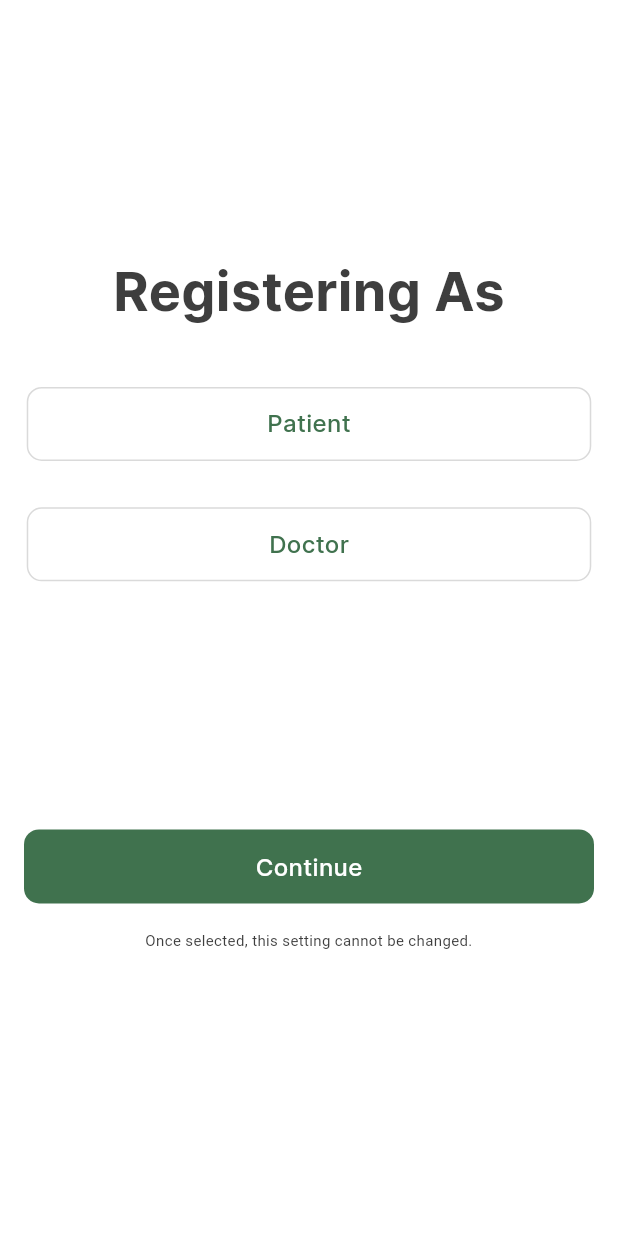
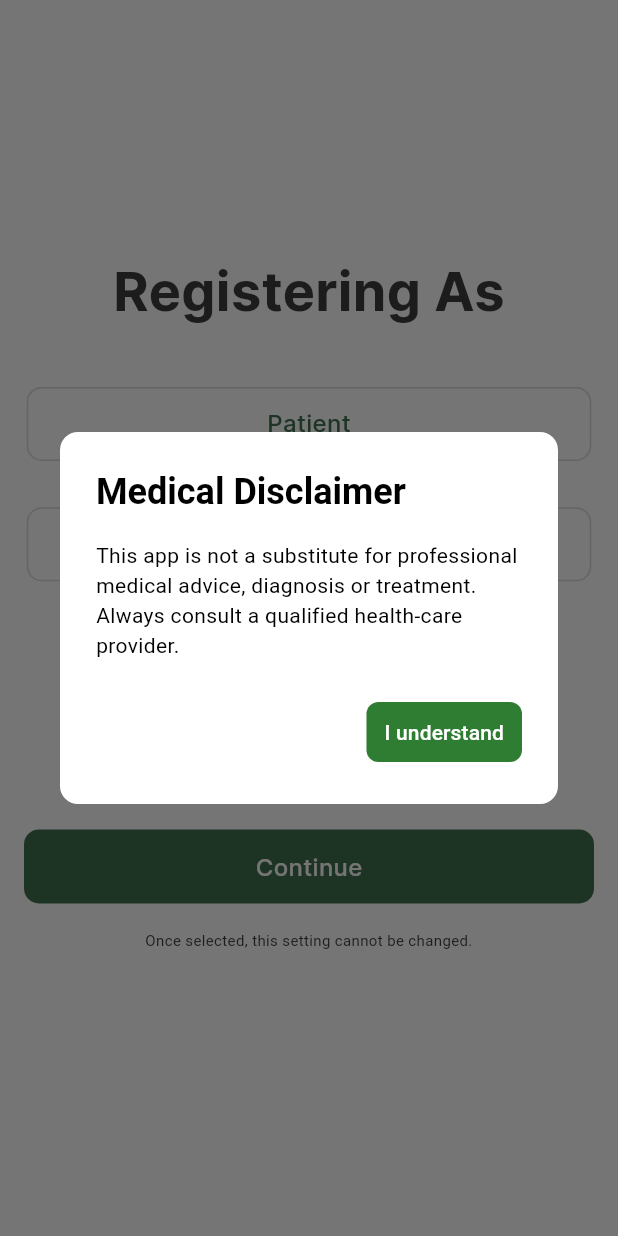
Before and after one commit to Ahmodiyy/medifirst, a Flutter app: the SelectCategoryScreen screen opened directly, on a phone screen of 412 x 824 dp. Run offline on Flutter 3.47's test engine with Material 3 defaults, Android fonts, the phone set to English and light mode, and no system bars; our stand-ins replace audioplayers, cloud_firestore, cloud_functions, country_code_picker, file_picker, firebase_auth and 18 more; missing offline and left inert: app_settings, nigerian_states_and_lga, paystack_for_flutter, zego_uikit_prebuilt_call, zego_uikit_signaling_plugin; accounts and stored records are empty; generated files the repository leaves out were written again.

Commit message:
disclaimer

```diff
--- a/lib/features/auth/presentation/screens/select_category_screen.dart
+++ b/lib/features/auth/presentation/screens/select_category_screen.dart
@@ -1,4 +1,3 @@
-import 'package:firebase_auth/firebase_auth.dart';
 import 'package:flutter/material.dart';
 import 'package:flutter_riverpod/flutter_riverpod.dart';
 import 'package:medifirst/core/constants/constants.dart';
@@ -10,10 +9,14 @@ import 'package:medifirst/features/auth/presentation/screens/sign_up_screen.dart
 import 'package:medifirst/features/auth/presentation/widgets/outline_category_button.dart';
 import 'package:shared_preferences/shared_preferences.dart';
 
-import '../../../home/presentation/screens/home_screen.dart';
+final disclaimerSeenProvider = FutureProvider<bool>((ref) async {
+  final prefs = await SharedPreferences.getInstance();
+  return prefs.getBool('disclaimerSeen') ?? false;
+});
 
 class SelectCategoryScreen extends ConsumerStatefulWidget {
   final bool isNewUser;
+
   const SelectCategoryScreen({super.key, required this.isNewUser});
 
   @override
@@ -24,6 +27,45 @@ class _SelectCategoryScreenState extends ConsumerState<SelectCategoryScreen> {
   bool hasSelected = false;
   String picked = '';
 
+  Future<void> _showDisclaimerDialog(
+      BuildContext context, WidgetRef ref) async {
+    final prefs = await SharedPreferences.getInstance();
+    if (!context.mounted) return;
+    await showDialog<void>(
+        context: context,
+        barrierDismissible: false,
+        builder: (_) => AlertDialog(
+              backgroundColor: Colors.white,
+              shape: RoundedRectangleBorder(
+                  borderRadius: BorderRadius.circular(12)),
+              title: const Text(
+                'Medical Disclaimer',
+                style:
+                    TextStyle(color: Colors.black, fontWeight: FontWeight.bold),
+              ),
+              content: const Text(
+                'This app is not a substitute for professional medical advice, '
+                'diagnosis or treatment. Always consult a qualified health-care provider.',
+                style: TextStyle(color: Colors.black),
+              ),
+              actions: [
+                TextButton(
+                  onPressed: () async {
+                    await prefs.setBool('disclaimerSeen', true);
+                    if (context.mounted) Navigator.of(context).pop();
+                  },
+                  style: TextButton.styleFrom(
+                    foregroundColor: Colors.white,
+                    backgroundColor: const Color(0xFF2E7D32), // green 700
+                    shape: RoundedRectangleBorder(
+                      borderRadius: BorderRadius.circular(8),
+                    ),
+                  ),
+                  child: const Text('I understand'),
+                ),
+              ],
+            ));
+  }
 
   void selectCategory(String category) async {
     final SharedPreferences prefs = await SharedPreferences.getInstance();
@@ -36,18 +78,32 @@ class _SelectCategoryScreenState extends ConsumerState<SelectCategoryScreen> {
   }
 
   Future<void> navigateToSignUpPage(BuildContext context, bool isNew) async {
-    if(isNew) {
+    if (isNew) {
       Navigator.push(context,
           MaterialPageRoute(builder: (context) => const SignUpScreen()));
-    } else{
+    } else {
       Navigator.push(context,
           MaterialPageRoute(builder: (context) => const LoginScreen()));
-
     }
   }
 
   @override
   Widget build(BuildContext context) {
+    final disclaimerAsync = ref.watch(disclaimerSeenProvider);
+
+    return disclaimerAsync.when(
+      loading: () => const Scaffold(
+        body: Center(child: CircularProgressIndicator()),
+      ),
+      error: (_, __) => const Scaffold(
+        body: Center(child: Text('Error loading disclaimer')),
+      ),
+      data: (seen) {
+        if (!seen) {
+          WidgetsBinding.instance.addPostFrameCallback((_) {
+            _showDisclaimerDialog(context, ref);
+          });
+        }
         final Size size = MediaQuery.sizeOf(context);
         return Scaffold(
           backgroundColor: Palette.whiteColor,
@@ -58,22 +114,27 @@ class _SelectCategoryScreenState extends ConsumerState<SelectCategoryScreen> {
                 children: [
                   (size.height * 174 / 852).pv,
                   Text(
-                (widget.isNewUser)?
-                'Registering As': 'Select Category',
-                style:
-                    Palette.lightModeAppTheme.textTheme.titleMedium?.copyWith(
+                    (widget.isNewUser) ? 'Registering As' : 'Select Category',
+                    style: Palette.lightModeAppTheme.textTheme.titleMedium
+                        ?.copyWith(
                       fontSize: 36,
                     ),
                   ),
                   (size.height * 40 / 852).pv,
                   InkWell(
                     onTap: () => selectCategory(Constants.patientCategory),
-                child: OutlineCategoryButton(label: 'Patient', selected: (picked == Constants.patientCategory),),
+                    child: OutlineCategoryButton(
+                      label: 'Patient',
+                      selected: (picked == Constants.patientCategory),
+                    ),
                   ),
                   (size.height * 32 / 852).pv,
                   InkWell(
                     onTap: () => selectCategory(Constants.doctorCategory),
-                child: OutlineCategoryButton(label: 'Doctor', selected: (picked == Constants.doctorCategory),),
+                    child: OutlineCategoryButton(
+                      label: 'Doctor',
+                      selected: (picked == Constants.doctorCategory),
+                    ),
                   ),
                   (size.height * 32 / 852).pv,
                   // InkWell(
@@ -83,8 +144,7 @@ class _SelectCategoryScreenState extends ConsumerState<SelectCategoryScreen> {
                   (size.height * 139 / 852).pv,
                   InkWell(
                     onTap: () {
-                  if(hasSelected){
-
+                      if (hasSelected) {
                         navigateToSignUpPage(context, widget.isNewUser);
                       }
                     },
@@ -94,7 +154,8 @@ class _SelectCategoryScreenState extends ConsumerState<SelectCategoryScreen> {
                   Text(
                     'Once selected, this setting cannot be changed.',
                     textAlign: TextAlign.center,
-                style: Palette.lightModeAppTheme.textTheme.bodySmall?.copyWith(
+                    style:
+                        Palette.lightModeAppTheme.textTheme.bodySmall?.copyWith(
                       height: 0.2,
                       fontFamily: 'Roboto',
                     ),
@@ -105,5 +166,7 @@ class _SelectCategoryScreenState extends ConsumerState<SelectCategoryScreen> {
             ),
           ),
         );
+      },
+    );
   }
 }
```
Lines whose indentation alone changed are shown as unchanged.
